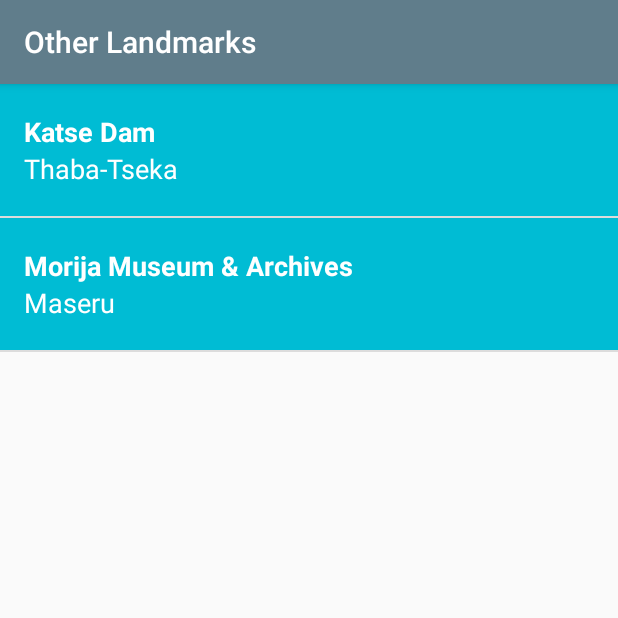
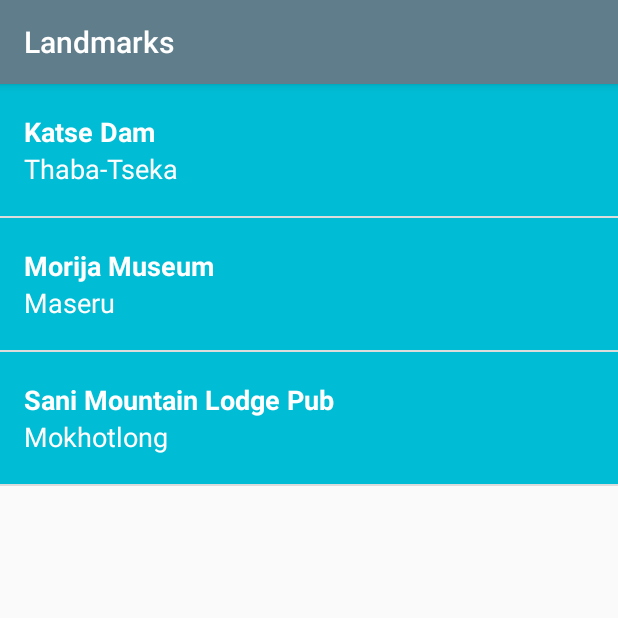
Before and after one commit to aparna-jay-master/Lesotho-Travel-App, an Android app: the Landmarks screen opened directly, with no data from a screen before it, on a phone screen of 412 x 824 dp, the top half of it. Run offline under Robolectric (Android 15) with nearby library versions, the phone set to English and light mode, and no system bars.

Commit message:
Move all strings to strings.xml

```diff
--- a/app/src/main/java/com/example/android/lesothovistorsapp/Activities.java
+++ b/app/src/main/java/com/example/android/lesothovistorsapp/Activities.java
@@ -15,8 +15,8 @@ public class Activities extends AppCompatActivity {
 
         //Create list of attractions
         final ArrayList<Attraction> attractions = new ArrayList<Attraction>();
-        attractions.add(new Attraction("AfriSki Ski", "Mokhotlong", R.drawable.afriski));
-        attractions.add(new Attraction("Lesotho Sun Casino", "Maseru", R.drawable.casino));
+        attractions.add(new Attraction(R.string.afriSki, R.string.mokhotlong, R.drawable.afriski));
+        attractions.add(new Attraction(R.string.casino, R.string.maseru, R.drawable.casino));
 
         // Create an {@link AttractionAdaptor}, whose data source is a list of {@link Attractions}.
         // The adapter knows how to create list items for each item in the list.
--- a/app/src/main/java/com/example/android/lesothovistorsapp/Attraction.java
+++ b/app/src/main/java/com/example/android/lesothovistorsapp/Attraction.java
@@ -7,10 +7,10 @@ package com.example.android.lesothovistorsapp;
 public class Attraction {
 
     //Name of attraction
-    private String mName;
+    private int mName;
 
     //District name
-    private String mDistrictName;
+    private int mDistrictName;
 
     //Image
     private int mImageResourceID = NO_IMAGE_PROVIDED;
@@ -21,13 +21,13 @@ public class Attraction {
     /**
      * Creates new attraction object
      *
-     * @param name is name of the attraction
+     * @param name is string id of the name of the attraction
      *
-     * @param districtName is the district the attraction is located in
+     * @param districtName is the string id of the district the attraction is located in
      *
      * @param imageResourceID is the id of the image
      */
-    public Attraction (String name, String districtName, int imageResourceID) {
+    public Attraction (int name, int districtName, int imageResourceID) {
         mName = name;
         mDistrictName = districtName;
         mImageResourceID = imageResourceID;
@@ -40,7 +40,7 @@ public class Attraction {
      *
      * @param districtName is the district the attraction is located in
      */
-    public Attraction (String name, String districtName) {
+    public Attraction (int name, int districtName) {
         mName = name;
         mDistrictName = districtName;
     }
@@ -48,14 +48,14 @@ public class Attraction {
     /**
      * Get the attraction name
      */
-    public String getAttractionName() {
+    public int getAttractionName() {
         return mName;
     }
 
     /**
      * Get the district name
      */
-    public String getDistrictName() {
+    public int getDistrictName() {
         return mDistrictName;
     }
 
--- a/app/src/main/java/com/example/android/lesothovistorsapp/HistoricSites.java
+++ b/app/src/main/java/com/example/android/lesothovistorsapp/HistoricSites.java
@@ -15,9 +15,9 @@ public class HistoricSites extends AppCompatActivity {
 
         //Create list of attractions
         final ArrayList<Attraction> attractions = new ArrayList<Attraction>();
-        attractions.add(new Attraction("Thaba-Bosiu National Monument", "Maseru"));
-        attractions.add(new Attraction("Ha Kome Cave Houses", "Teyateyaneng"));
-        attractions.add(new Attraction("Liphofung Caves", "Butha-Buthe"));
+        attractions.add(new Attraction(R.string.thabaBosiu, R.string.maseru));
+        attractions.add(new Attraction(R.string.haKome, R.string.ty));
+        attractions.add(new Attraction(R.string.caves, R.string.buthaButhe));
 
         // Create an {@link AttractionAdaptor}, whose data source is a list of {@link Attractions}.
         // The adapter knows how to create list items for each item in the list.
--- a/app/src/main/java/com/example/android/lesothovistorsapp/Landmarks.java
+++ b/app/src/main/java/com/example/android/lesothovistorsapp/Landmarks.java
@@ -15,8 +15,9 @@ public class Landmarks extends AppCompatActivity {
 
         //Create list of attractions
         final ArrayList<Attraction> attractions = new ArrayList<Attraction>();
-        attractions.add(new Attraction("Katse Dam", "Thaba-Tseka"));
-        attractions.add(new Attraction("Morija Museum & Archives", "Maseru"));
+        attractions.add(new Attraction(R.string.katseDam, R.string.thabaTseka));
+        attractions.add(new Attraction(R.string.morija, R.string.maseru));
+        attractions.add(new Attraction(R.string.saniPub, R.string.mokhotlong));
 
         // Create an {@link AttractionAdaptor}, whose data source is a list of {@link Attractions}.
         // The adapter knows how to create list items for each item in the list.
--- a/app/src/main/java/com/example/android/lesothovistorsapp/Nature.java
+++ b/app/src/main/java/com/example/android/lesothovistorsapp/Nature.java
@@ -15,9 +15,9 @@ public class Nature extends AppCompatActivity {
 
         //Create list of attractions
         final ArrayList<Attraction> attractions = new ArrayList<Attraction>();
-        attractions.add(new Attraction("Maletsunyane Falls", "Semonkong"));
-        attractions.add(new Attraction("Sehlabathebe National Park", "Quacha's Nek"));
-        attractions.add(new Attraction("Tsehlanyane National Park", "Butha-Buthe"));
+        attractions.add(new Attraction(R.string.falls, R.string.maseru));
+        attractions.add(new Attraction(R.string.sNationalPark, R.string.quachasNek));
+        attractions.add(new Attraction(R.string.tNationalPark, R.string.buthaButhe));
 
         // Create an {@link AttractionAdaptor}, whose data source is a list of {@link Attractions}.
         // The adapter knows how to create list items for each item in the list.
--- a/app/src/main/res/layout/list_item.xml
+++ b/app/src/main/res/layout/list_item.xml
@@ -41,5 +41,6 @@
             android:textAppearance="?android:textAppearanceMedium"
             android:textColor="@android:color/white"
             tools:text="Maseru" />
+
     </LinearLayout>
 </LinearLayout>
--- a/app/src/main/res/values/strings.xml
+++ b/app/src/main/res/values/strings.xml
@@ -8,5 +8,28 @@
     <!-- Category name for Nature [CHAR LIMIT=20] -->
     <string name="category_nature">Nature</string>
     <!-- Category name for Landmarks [CHAR LIMIT=20] -->
-    <string name="category_landmarks">Other Landmarks</string>
+    <string name="category_landmarks">Landmarks</string>
+
+    <!--Strings for attractions-->
+    <string name="falls">Maletsunyane Falls</string>
+    <string name="sNationalPark">Sehlabathebe National Park</string>
+    <string name="tNationalPark">Tsehlanyane National Park</string>
+    <string name="katseDam">Katse Dam</string>
+    <string name="morija">Morija Museum</string>
+    <string name="thabaBosiu">Thaba-Bosiu National Monument</string>
+    <string name="haKome">Ha Kome Cave Houses</string>
+    <string name="caves">Liphofung Caves</string>
+    <string name="casino">Lesotho Sun Casino</string>
+    <string name="afriSki">AfriSki Ski</string>
+    <string name="saniPub">Sani Mountain Lodge Pub</string>
+
+    <!--Strings for districts-->
+    <string name="maseru">Maseru</string>
+    <string name="quachasNek">Quacha\'s Nek</string>
+    <string name="buthaButhe">Butha-Buthe</string>
+    <string name="thabaTseka">Thaba-Tseka</string>
+    <string name="ty">Teyateyaneng</string>
+    <string name="mokhotlong">Mokhotlong</string>
+
+
 </resources>
```
